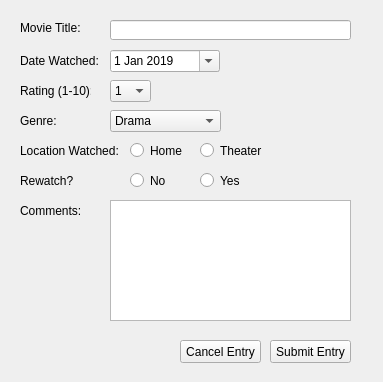
Before: the Qt Designer form UI Files/EditMovieForm.ui in steinmns/Cinema-Stats, drawn with Qt 5.
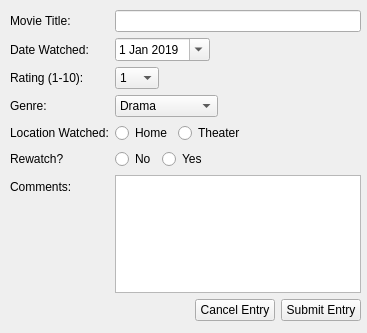
After: the same form once the commit is applied.

The edit to the form file:
```diff
--- a/UI Files/EditMovieForm.ui
+++ b/UI Files/EditMovieForm.ui
@@ -6,61 +6,54 @@
    <rect>
     <x>0</x>
     <y>0</y>
-    <width>383</width>
-    <height>382</height>
+    <width>367</width>
+    <height>333</height>
    </rect>
   </property>
+  <property name="minimumSize">
+   <size>
+    <width>367</width>
+    <height>333</height>
+   </size>
+  </property>
   <property name="windowTitle">
    <string>Edit Movie</string>
   </property>
-  <widget class="QPushButton" name="SubmitButton">
+  <widget class="QWidget" name="formLayoutWidget">
    <property name="geometry">
     <rect>
-     <x>270</x>
-     <y>340</y>
-     <width>81</width>
-     <height>23</height>
+     <x>10</x>
+     <y>10</y>
+     <width>351</width>
+     <height>311</height>
     </rect>
    </property>
-   <property name="text">
-    <string>Submit Entry</string>
-   </property>
-  </widget>
+   <layout class="QFormLayout" name="formLayout">
+    <item row="0" column="0">
   <widget class="QLabel" name="MovieTitleLabel">
-   <property name="geometry">
-    <rect>
-     <x>20</x>
-     <y>20</y>
-     <width>61</width>
-     <height>16</height>
-    </rect>
-   </property>
    <property name="text">
     <string>Movie Title:</string>
    </property>
   </widget>
+    </item>
+    <item row="0" column="1">
+     <layout class="QHBoxLayout" name="horizontalLayout">
+      <item>
+       <widget class="QLineEdit" name="MovieTitleEntry"/>
+      </item>
+     </layout>
+    </item>
+    <item row="1" column="0">
   <widget class="QLabel" name="DateWatchedLabel">
-   <property name="geometry">
-    <rect>
-     <x>20</x>
-     <y>50</y>
-     <width>81</width>
-     <height>21</height>
-    </rect>
-   </property>
    <property name="text">
     <string>Date Watched:</string>
    </property>
   </widget>
+    </item>
+    <item row="1" column="1">
+     <layout class="QHBoxLayout" name="horizontalLayout_2">
+      <item>
   <widget class="QDateEdit" name="DateWatchedEntry">
-   <property name="geometry">
-    <rect>
-     <x>110</x>
-     <y>50</y>
-     <width>110</width>
-     <height>22</height>
-    </rect>
-   </property>
    <property name="dateTime">
     <datetime>
      <hour>0</hour>
@@ -95,25 +88,33 @@
     <enum>Qt::LocalTime</enum>
    </property>
   </widget>
-  <widget class="QLineEdit" name="MovieTitleEntry">
-   <property name="geometry">
-    <rect>
-     <x>110</x>
-     <y>20</y>
-     <width>241</width>
+      </item>
+      <item>
+       <spacer name="horizontalSpacer">
+        <property name="orientation">
+         <enum>Qt::Horizontal</enum>
+        </property>
+        <property name="sizeHint" stdset="0">
+         <size>
+          <width>40</width>
      <height>20</height>
-    </rect>
-   </property>
-  </widget>
+         </size>
+        </property>
+       </spacer>
+      </item>
+     </layout>
+    </item>
+    <item row="2" column="0">
+     <widget class="QLabel" name="MovieRatingLabel">
+      <property name="text">
+       <string>Rating (1-10):</string>
+      </property>
+     </widget>
+    </item>
+    <item row="2" column="1">
+     <layout class="QHBoxLayout" name="horizontalLayout_3">
+      <item>
   <widget class="QComboBox" name="MovieRatingEntry">
-   <property name="geometry">
-    <rect>
-     <x>110</x>
-     <y>80</y>
-     <width>41</width>
-     <height>22</height>
-    </rect>
-   </property>
    <property name="maxCount">
     <number>11</number>
    </property>
@@ -168,41 +169,33 @@
     </property>
    </item>
   </widget>
-  <widget class="QLabel" name="MovieRatingLabel">
-   <property name="geometry">
-    <rect>
-     <x>20</x>
-     <y>80</y>
-     <width>71</width>
-     <height>21</height>
-    </rect>
-   </property>
-   <property name="text">
-    <string>Rating (1-10):</string>
-   </property>
-  </widget>
+      </item>
+      <item>
+       <spacer name="horizontalSpacer_2">
+        <property name="orientation">
+         <enum>Qt::Horizontal</enum>
+        </property>
+        <property name="sizeHint" stdset="0">
+         <size>
+          <width>40</width>
+          <height>20</height>
+         </size>
+        </property>
+       </spacer>
+      </item>
+     </layout>
+    </item>
+    <item row="3" column="0">
   <widget class="QLabel" name="MovieGenreLabel">
-   <property name="geometry">
-    <rect>
-     <x>20</x>
-     <y>110</y>
-     <width>47</width>
-     <height>21</height>
-    </rect>
-   </property>
    <property name="text">
     <string>Genre:</string>
    </property>
   </widget>
+    </item>
+    <item row="3" column="1">
+     <layout class="QHBoxLayout" name="horizontalLayout_4">
+      <item>
   <widget class="QComboBox" name="MovieGenreEntry">
-   <property name="geometry">
-    <rect>
-     <x>110</x>
-     <y>110</y>
-     <width>111</width>
-     <height>22</height>
-    </rect>
-   </property>
    <item>
     <property name="text">
      <string>Drama</string>
@@ -284,119 +277,153 @@
     </property>
    </item>
   </widget>
+      </item>
+      <item>
+       <spacer name="horizontalSpacer_3">
+        <property name="orientation">
+         <enum>Qt::Horizontal</enum>
+        </property>
+        <property name="sizeHint" stdset="0">
+         <size>
+          <width>40</width>
+          <height>20</height>
+         </size>
+        </property>
+       </spacer>
+      </item>
+     </layout>
+    </item>
+    <item row="4" column="0">
   <widget class="QLabel" name="MovieLocationLabel">
-   <property name="geometry">
-    <rect>
-     <x>20</x>
-     <y>140</y>
-     <width>101</width>
-     <height>21</height>
-    </rect>
-   </property>
    <property name="text">
     <string>Location Watched:</string>
    </property>
   </widget>
-  <widget class="QRadioButton" name="MovieLocationTheaterEntry">
-   <property name="geometry">
-    <rect>
-     <x>200</x>
-     <y>140</y>
-     <width>82</width>
-     <height>21</height>
-    </rect>
-   </property>
-   <property name="text">
-    <string>Theater</string>
-   </property>
-  </widget>
+    </item>
+    <item row="4" column="1">
+     <layout class="QHBoxLayout" name="horizontalLayout_5">
+      <item>
   <widget class="QRadioButton" name="MovieLocationHomeEntry">
-   <property name="geometry">
-    <rect>
-     <x>130</x>
-     <y>140</y>
-     <width>82</width>
-     <height>21</height>
-    </rect>
-   </property>
    <property name="text">
     <string>Home</string>
    </property>
   </widget>
-  <widget class="QLabel" name="MovieCommentsLabel">
-   <property name="geometry">
-    <rect>
-     <x>20</x>
-     <y>200</y>
-     <width>61</width>
-     <height>21</height>
-    </rect>
-   </property>
+      </item>
+      <item>
+       <widget class="QRadioButton" name="MovieLocationTheaterEntry">
    <property name="text">
-    <string>Comments:</string>
-   </property>
-  </widget>
-  <widget class="QPlainTextEdit" name="MovieCommentsEntry">
-   <property name="geometry">
-    <rect>
-     <x>110</x>
-     <y>200</y>
-     <width>241</width>
-     <height>121</height>
-    </rect>
-   </property>
-  </widget>
-  <widget class="QPushButton" name="CancelEntryButton">
-   <property name="geometry">
-    <rect>
-     <x>180</x>
-     <y>340</y>
-     <width>81</width>
-     <height>23</height>
-    </rect>
-   </property>
+         <string>Theater</string>
+        </property>
+       </widget>
+      </item>
+      <item>
+       <spacer name="horizontalSpacer_4">
+        <property name="orientation">
+         <enum>Qt::Horizontal</enum>
+        </property>
+        <property name="sizeHint" stdset="0">
+         <size>
+          <width>40</width>
+          <height>20</height>
+         </size>
+        </property>
+       </spacer>
+      </item>
+     </layout>
+    </item>
+    <item row="5" column="0">
+     <widget class="QLabel" name="MovieRewatchLabel">
    <property name="text">
-    <string>Cancel Entry</string>
-   </property>
-  </widget>
+       <string>Rewatch?</string>
+      </property>
+     </widget>
+    </item>
+    <item row="5" column="1">
+     <layout class="QHBoxLayout" name="horizontalLayout_6">
+      <item>
   <widget class="QRadioButton" name="MovieRewatchEntryNo">
-   <property name="geometry">
-    <rect>
-     <x>130</x>
-     <y>170</y>
-     <width>82</width>
-     <height>21</height>
-    </rect>
-   </property>
    <property name="text">
     <string>No</string>
    </property>
   </widget>
+      </item>
+      <item>
   <widget class="QRadioButton" name="MovieRewatchEntryYes">
-   <property name="geometry">
-    <rect>
-     <x>200</x>
-     <y>170</y>
-     <width>82</width>
-     <height>21</height>
-    </rect>
-   </property>
    <property name="text">
     <string>Yes</string>
    </property>
   </widget>
-  <widget class="QLabel" name="MovieRewatchLabel">
-   <property name="geometry">
-    <rect>
-     <x>20</x>
-     <y>170</y>
-     <width>101</width>
-     <height>21</height>
-    </rect>
-   </property>
+      </item>
+      <item>
+       <spacer name="horizontalSpacer_5">
+        <property name="orientation">
+         <enum>Qt::Horizontal</enum>
+        </property>
+        <property name="sizeHint" stdset="0">
+         <size>
+          <width>40</width>
+          <height>20</height>
+         </size>
+        </property>
+       </spacer>
+      </item>
+     </layout>
+    </item>
+    <item row="6" column="0">
+     <widget class="QLabel" name="MovieCommentsLabel">
    <property name="text">
-    <string>Rewatch?</string>
-   </property>
+       <string>Comments:</string>
+      </property>
+     </widget>
+    </item>
+    <item row="6" column="1">
+     <widget class="QPlainTextEdit" name="MovieCommentsEntry"/>
+    </item>
+    <item row="7" column="0">
+     <spacer name="horizontalSpacer_6">
+      <property name="orientation">
+       <enum>Qt::Horizontal</enum>
+      </property>
+      <property name="sizeHint" stdset="0">
+       <size>
+        <width>40</width>
+        <height>20</height>
+       </size>
+      </property>
+     </spacer>
+    </item>
+    <item row="7" column="1">
+     <layout class="QHBoxLayout" name="horizontalLayout_7">
+      <item>
+       <spacer name="horizontalSpacer_7">
+        <property name="orientation">
+         <enum>Qt::Horizontal</enum>
+        </property>
+        <property name="sizeHint" stdset="0">
+         <size>
+          <width>40</width>
+          <height>20</height>
+         </size>
+        </property>
+       </spacer>
+      </item>
+      <item>
+       <widget class="QPushButton" name="CancelEntryButton">
+        <property name="text">
+         <string>Cancel Entry</string>
+        </property>
+       </widget>
+      </item>
+      <item>
+       <widget class="QPushButton" name="SubmitButton">
+        <property name="text">
+         <string>Submit Entry</string>
+        </property>
+       </widget>
+      </item>
+     </layout>
+    </item>
+   </layout>
   </widget>
  </widget>
  <resources/>
```
Lines whose indentation alone changed are shown as unchanged.
